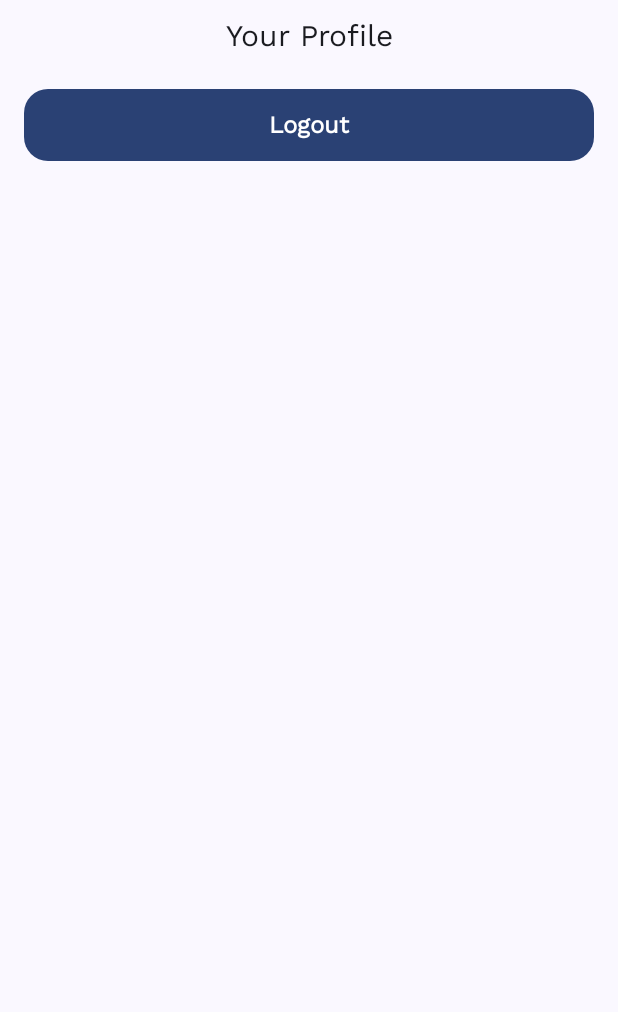
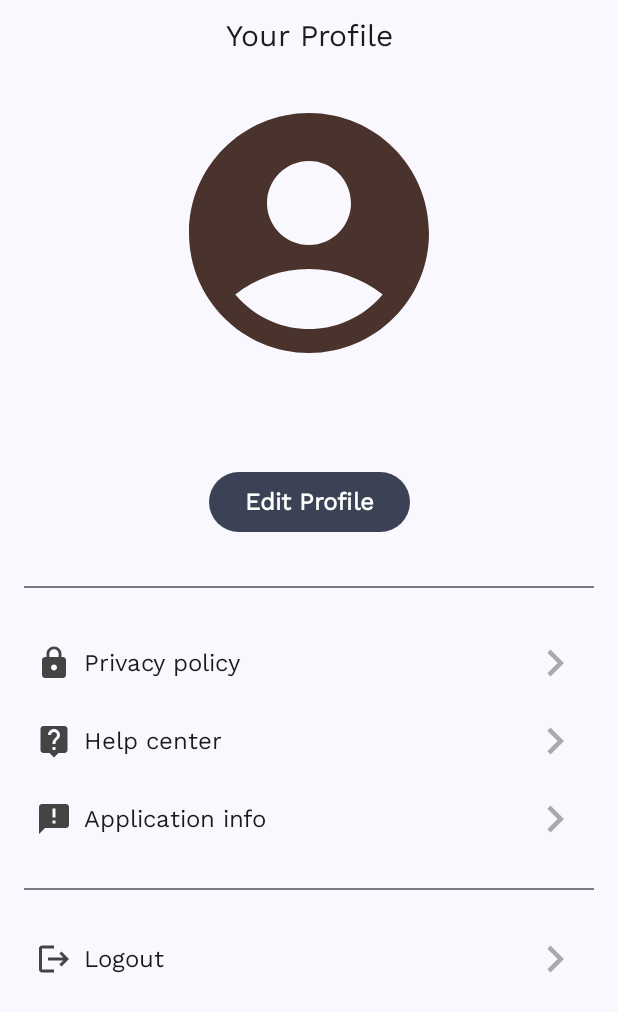
Before and after one commit to C23-PS051/mobile, an Android app built with Jetpack Compose: the ProfileScreen screen opened through its navigation route, on a phone screen of 412 x 824 dp. Shown: the top 1012 px of the screen. Run offline under Robolectric (Android 15) with nearby library versions, the phone set to English and light mode, and no system bars.

Commit message:
edit profile screen

```diff
--- a/app/src/main/java/com/dicoding/c23ps051/caferecommenderapp/MainActivity.kt
+++ b/app/src/main/java/com/dicoding/c23ps051/caferecommenderapp/MainActivity.kt
@@ -34,7 +34,7 @@ class MainActivity : ComponentActivity() {
             PreferenceViewModelFactory(UserPreference.getInstance(dataStore))
         )[PreferenceViewModel::class.java]
 
-        viewModel.getLogin().observe(this) { user ->
+        viewModel.getLoginAsLiveData().observe(this) { user ->
             if (user.isLogin) {
                 setContent {
                     CafeRecommenderAppTheme {
--- a/app/src/main/java/com/dicoding/c23ps051/caferecommenderapp/ui/PreferenceViewModel.kt
+++ b/app/src/main/java/com/dicoding/c23ps051/caferecommenderapp/ui/PreferenceViewModel.kt
@@ -4,14 +4,41 @@ import androidx.lifecycle.LiveData
 import androidx.lifecycle.ViewModel
 import androidx.lifecycle.asLiveData
 import androidx.lifecycle.viewModelScope
+import com.dicoding.c23ps051.caferecommenderapp.model.Cafe
 import com.dicoding.c23ps051.caferecommenderapp.model.LoginModel
 import com.dicoding.c23ps051.caferecommenderapp.model.UserPreference
+import com.dicoding.c23ps051.caferecommenderapp.ui.screens.UiState
+import kotlinx.coroutines.flow.Flow
+import kotlinx.coroutines.flow.MutableStateFlow
+import kotlinx.coroutines.flow.StateFlow
+import kotlinx.coroutines.flow.catch
 import kotlinx.coroutines.launch
 
 class PreferenceViewModel(private val pref: UserPreference) : ViewModel() {
 
-    fun getLogin(): LiveData<LoginModel> {
+    private val _uiState: MutableStateFlow<UiState<LoginModel>> = MutableStateFlow(UiState.Loading)
+    val uiState: StateFlow<UiState<LoginModel>> get() = _uiState
+
+    fun getLoginAsLiveData(): LiveData<LoginModel> {
         return pref.getLogin().asLiveData()
+    }
+
+    fun getLogin() {
+        viewModelScope.launch {
+            pref.getLogin()
+                .catch {
+                    _uiState.value = UiState.Error(it.message.toString())
+                }
+                .collect { data ->
+                    val loginModel = LoginModel(
+                        name = data.name,
+                        email = data.email,
+                        token = data.token,
+                        isLogin = data.isLogin
+                    )
+                    _uiState.value = UiState.Success(loginModel)
+                }
+        }
     }
 
     fun logout() {
--- a/app/src/main/java/com/dicoding/c23ps051/caferecommenderapp/ui/components/Button.kt
+++ b/app/src/main/java/com/dicoding/c23ps051/caferecommenderapp/ui/components/Button.kt
@@ -7,6 +7,7 @@ import androidx.compose.foundation.layout.height
 import androidx.compose.foundation.layout.offset
 import androidx.compose.foundation.layout.padding
 import androidx.compose.foundation.layout.size
+import androidx.compose.foundation.shape.CircleShape
 import androidx.compose.foundation.shape.RoundedCornerShape
 import androidx.compose.material3.ButtonDefaults
 import androidx.compose.material3.MaterialTheme
@@ -42,6 +43,29 @@ fun Button(
         modifier = modifier
             .height(48.dp)
             .fillMaxWidth(),
+        colors = ButtonDefaults.buttonColors(color),
+        elevation = ButtonDefaults.buttonElevation(0.dp),
+        onClick = onClick,
+    ) {
+        Text(
+            text = text,
+            color = textColor,
+        )
+    }
+}
+
+@Composable
+fun ButtonSmall(
+    modifier: Modifier = Modifier,
+    color: Color = MaterialTheme.colorScheme.secondary,
+    textColor: Color = White,
+    text: String,
+    onClick: () -> Unit,
+) {
+    Button(
+        shape = CircleShape,
+        modifier = modifier
+            .padding(8.dp),
         colors = ButtonDefaults.buttonColors(color),
         elevation = ButtonDefaults.buttonElevation(0.dp),
         onClick = onClick,
--- /dev/null
+++ b/app/src/main/java/com/dicoding/c23ps051/caferecommenderapp/ui/components/SettingsItem.kt
@@ -0,0 +1,58 @@
+package com.dicoding.c23ps051.caferecommenderapp.ui.components
+
+import androidx.compose.foundation.Image
+import androidx.compose.foundation.clickable
+import androidx.compose.foundation.layout.Arrangement
+import androidx.compose.foundation.layout.Row
+import androidx.compose.foundation.layout.fillMaxWidth
+import androidx.compose.foundation.layout.padding
+import androidx.compose.foundation.layout.size
+import androidx.compose.material.icons.Icons
+import androidx.compose.material.icons.filled.Lock
+import androidx.compose.material3.MaterialTheme
+import androidx.compose.material3.Text
+import androidx.compose.runtime.Composable
+import androidx.compose.ui.Alignment
+import androidx.compose.ui.Modifier
+import androidx.compose.ui.draw.clip
+import androidx.compose.ui.graphics.painter.Painter
+import androidx.compose.ui.graphics.vector.ImageVector
+import androidx.compose.ui.res.painterResource
+import androidx.compose.ui.semantics.Role.Companion.Image
+import androidx.compose.ui.unit.dp
+import com.dicoding.c23ps051.caferecommenderapp.R
+
+@Composable
+fun SettingsItem(
+    text: String,
+    starterIcon: Painter,
+    onClick: () -> Unit,
+    modifier: Modifier = Modifier,
+) {
+    Row(
+        modifier = modifier
+            .fillMaxWidth()
+            .clip(MaterialTheme.shapes.large)
+            .clickable { onClick() }
+            .padding(8.dp),
+        verticalAlignment = Alignment.CenterVertically,
+    ) {
+        Image(
+            painter = starterIcon,
+            contentDescription = null,
+            modifier = Modifier.padding(end = 8.dp)
+        )
+        Text(
+            text = text,
+            style = MaterialTheme.typography.bodyLarge
+        )
+        Image(
+            painter = painterResource(R.drawable.next),
+            contentDescription = null,
+            modifier = Modifier
+                .size(36.dp)
+                .weight(1f),
+            alignment = Alignment.CenterEnd
+        )
+    }
+}
--- a/app/src/main/java/com/dicoding/c23ps051/caferecommenderapp/ui/screens/CafeRecommenderApp.kt
+++ b/app/src/main/java/com/dicoding/c23ps051/caferecommenderapp/ui/screens/CafeRecommenderApp.kt
@@ -56,7 +56,18 @@ fun CafeRecommenderApp(
                 FavoriteScreen()
             }
             composable(Screen.Profile.route) {
-                ProfileScreen(userPreference)
+                ProfileScreen(
+                    userPreference = userPreference,
+                    navigateToPrivacyPolicy = {
+
+                    },
+                    navigateToHelpCenter = {
+
+                    },
+                    navigateToApplicationInfo = {
+
+                    }
+                )
             }
             composable(Screen.Welcome.route) {
                 WelcomeScreen(
--- a/app/src/main/java/com/dicoding/c23ps051/caferecommenderapp/ui/screens/profile/ProfileScreen.kt
+++ b/app/src/main/java/com/dicoding/c23ps051/caferecommenderapp/ui/screens/profile/ProfileScreen.kt
@@ -1,12 +1,28 @@
 package com.dicoding.c23ps051.caferecommenderapp.ui.screens.profile
 
+import androidx.compose.foundation.Image
+import androidx.compose.foundation.layout.Arrangement
 import androidx.compose.foundation.layout.Column
+import androidx.compose.foundation.layout.fillMaxSize
 import androidx.compose.foundation.layout.padding
+import androidx.compose.foundation.layout.size
+import androidx.compose.foundation.rememberScrollState
+import androidx.compose.foundation.verticalScroll
+import androidx.compose.material.icons.Icons
+import androidx.compose.material.icons.filled.Info
+import androidx.compose.material.icons.filled.Lock
+import androidx.compose.material3.Divider
+import androidx.compose.material3.MaterialTheme
 import androidx.compose.material3.Scaffold
+import androidx.compose.material3.Text
 import androidx.compose.runtime.Composable
+import androidx.compose.runtime.collectAsState
+import androidx.compose.ui.Alignment
 import androidx.compose.ui.Modifier
+import androidx.compose.ui.res.painterResource
 import androidx.compose.ui.res.stringResource
 import androidx.compose.ui.tooling.preview.Preview
+import androidx.compose.ui.unit.dp
 import androidx.lifecycle.viewmodel.compose.viewModel
 import com.dicoding.c23ps051.caferecommenderapp.R
 import com.dicoding.c23ps051.caferecommenderapp.model.UserPreference
@@ -14,13 +30,51 @@ import com.dicoding.c23ps051.caferecommenderapp.ui.PreferenceViewModel
 import com.dicoding.c23ps051.caferecommenderapp.ui.components.Button
 import com.dicoding.c23ps051.caferecommenderapp.ui.components.StandardTopBar
 import com.dicoding.c23ps051.caferecommenderapp.ui.PreferenceViewModelFactory
+import com.dicoding.c23ps051.caferecommenderapp.ui.components.ButtonSmall
+import com.dicoding.c23ps051.caferecommenderapp.ui.components.SettingsItem
+import com.dicoding.c23ps051.caferecommenderapp.ui.screens.UiState
 import com.dicoding.c23ps051.caferecommenderapp.ui.theme.APP_CONTENT_PADDING
 
 @Composable
 fun ProfileScreen(
     userPreference: UserPreference,
+    navigateToPrivacyPolicy: () -> Unit,
+    navigateToHelpCenter: () -> Unit,
+    navigateToApplicationInfo: () -> Unit,
+    preferenceViewModel: PreferenceViewModel = viewModel(factory = PreferenceViewModelFactory(userPreference)),
+) {
+    preferenceViewModel.uiState.collectAsState(initial = UiState.Loading).value.let { uiState ->
+        when (uiState) {
+            is UiState.Loading -> {
+                preferenceViewModel.getLogin()
+            }
+            is UiState.Success -> {
+                val data = uiState.data
+                ProfileContent(
+                    name = data.name,
+                    email = data.email,
+                    onLogoutClick = { preferenceViewModel.logout() },
+                    onPrivacyPolicyClick = navigateToPrivacyPolicy,
+                    onHelpCenterClick = navigateToHelpCenter,
+                    onApplicationInfoClick = navigateToApplicationInfo,
+                )
+            }
+            is UiState.Error -> {
+                /*TODO*/
+            }
+        }
+    }
+}
+
+@Composable
+fun ProfileContent(
+    name: String,
+    email: String,
+    onLogoutClick: () -> Unit,
+    onPrivacyPolicyClick: () -> Unit,
+    onHelpCenterClick: () -> Unit,
+    onApplicationInfoClick: () -> Unit,
     modifier: Modifier = Modifier,
-    preferenceViewModel: PreferenceViewModel = viewModel(factory = PreferenceViewModelFactory(userPreference)),
 ) {
     Scaffold(
         topBar = {
@@ -32,13 +86,53 @@ fun ProfileScreen(
     ) { innerPadding ->
         Column (
             modifier = Modifier
+                .verticalScroll(rememberScrollState())
+                .fillMaxSize()
                 .padding(innerPadding)
-                .padding(APP_CONTENT_PADDING)
+                .padding(APP_CONTENT_PADDING),
+            horizontalAlignment = Alignment.CenterHorizontally
         ) {
-            /*TODO: TO BE UPDATED*/
-            Button(text = "Logout") {
-                preferenceViewModel.logout()
+            Image(
+                painter = painterResource(id = R.drawable.profile),
+                contentDescription = stringResource(id = R.string.your_profile_picture),
+                modifier = Modifier.size(192.dp)
+            )
+            Text(
+                text = name,
+                style = MaterialTheme.typography.headlineSmall
+            )
+            Text(
+                text = email
+            )
+            ButtonSmall(text = stringResource(id = R.string.edit_profile)) {
+                /* TODO */
             }
+            Divider(modifier = Modifier.padding(vertical = 24.dp))
+            SettingsItem(
+                text = stringResource(id = R.string.privacy_policy),
+                starterIcon = painterResource(id = R.drawable.lock),
+                onClick = onPrivacyPolicyClick
+            )
+            SettingsItem(
+                text = stringResource(id = R.string.help_center),
+                starterIcon = painterResource(id = R.drawable.help),
+                onClick = onHelpCenterClick
+            )
+            SettingsItem(
+                text = stringResource(id = R.string.application_info),
+                starterIcon = painterResource(id = R.drawable.info),
+                onClick = onApplicationInfoClick
+            )
+            Divider(modifier = Modifier.padding(vertical = 20.dp))
+            SettingsItem(
+                text = stringResource(id = R.string.logout),
+                starterIcon = painterResource(id = R.drawable.logout),
+                onClick = onLogoutClick
+            )
+//            /*TODO: TO BE UPDATED*/
+//            Button(text = stringResource(id = R.string.logout)) {
+//                onLogoutClick()
+//            }
         }
     }
 }
--- /dev/null
+++ b/app/src/main/res/drawable/help.xml
@@ -0,0 +1,5 @@
+<vector android:autoMirrored="true" android:height="24dp"
+    android:tint="#444444" android:viewportHeight="24"
+    android:viewportWidth="24" android:width="24dp" xmlns:android="http://schemas.android.com/apk/res/android">
+    <path android:fillColor="@android:color/white" android:pathData="M19,2L5,2c-1.11,0 -2,0.9 -2,2v14c0,1.1 0.89,2 2,2h4l3,3 3,-3h4c1.1,0 2,-0.9 2,-2L21,4c0,-1.1 -0.9,-2 -2,-2zM13,18h-2v-2h2v2zM15.07,10.25l-0.9,0.92C13.45,11.9 13,12.5 13,14h-2v-0.5c0,-1.1 0.45,-2.1 1.17,-2.83l1.24,-1.26c0.37,-0.36 0.59,-0.86 0.59,-1.41 0,-1.1 -0.9,-2 -2,-2s-2,0.9 -2,2L8,8c0,-2.21 1.79,-4 4,-4s4,1.79 4,4c0,0.88 -0.36,1.68 -0.93,2.25z"/>
+</vector>
--- /dev/null
+++ b/app/src/main/res/drawable/info.xml
@@ -0,0 +1,5 @@
+<vector android:autoMirrored="true" android:height="24dp"
+    android:tint="#444444" android:viewportHeight="24"
+    android:viewportWidth="24" android:width="24dp" xmlns:android="http://schemas.android.com/apk/res/android">
+    <path android:fillColor="@android:color/white" android:pathData="M20,2L4,2c-1.1,0 -1.99,0.9 -1.99,2L2,22l4,-4h14c1.1,0 2,-0.9 2,-2L22,4c0,-1.1 -0.9,-2 -2,-2zM13,11h-2L11,5h2v6zM13,15h-2v-2h2v2z"/>
+</vector>
--- /dev/null
+++ b/app/src/main/res/drawable/lock.xml
@@ -0,0 +1,5 @@
+<vector android:height="24dp" android:tint="#444444"
+    android:viewportHeight="24" android:viewportWidth="24"
+    android:width="24dp" xmlns:android="http://schemas.android.com/apk/res/android">
+    <path android:fillColor="@android:color/white" android:pathData="M18,8h-1L17,6c0,-2.76 -2.24,-5 -5,-5S7,3.24 7,6v2L6,8c-1.1,0 -2,0.9 -2,2v10c0,1.1 0.9,2 2,2h12c1.1,0 2,-0.9 2,-2L20,10c0,-1.1 -0.9,-2 -2,-2zM12,17c-1.1,0 -2,-0.9 -2,-2s0.9,-2 2,-2 2,0.9 2,2 -0.9,2 -2,2zM15.1,8L8.9,8L8.9,6c0,-1.71 1.39,-3.1 3.1,-3.1 1.71,0 3.1,1.39 3.1,3.1v2z"/>
+</vector>
--- /dev/null
+++ b/app/src/main/res/drawable/logout.xml
@@ -0,0 +1,5 @@
+<vector android:autoMirrored="true" android:height="24dp"
+    android:tint="#444444" android:viewportHeight="24"
+    android:viewportWidth="24" android:width="24dp" xmlns:android="http://schemas.android.com/apk/res/android">
+    <path android:fillColor="@android:color/white" android:pathData="M17,7l-1.41,1.41L18.17,11H8v2h10.17l-2.58,2.58L17,17l5,-5zM4,5h8V3H4c-1.1,0 -2,0.9 -2,2v14c0,1.1 0.9,2 2,2h8v-2H4V5z"/>
+</vector>
--- /dev/null
+++ b/app/src/main/res/drawable/next.xml
@@ -0,0 +1,5 @@
+<vector android:autoMirrored="true" android:height="24dp"
+    android:tint="#AAAAAA" android:viewportHeight="24"
+    android:viewportWidth="24" android:width="24dp" xmlns:android="http://schemas.android.com/apk/res/android">
+    <path android:fillColor="@android:color/white" android:pathData="M10,6L8.59,7.41 13.17,12l-4.58,4.59L10,18l6,-6z"/>
+</vector>
--- a/app/src/main/res/values/strings.xml
+++ b/app/src/main/res/values/strings.xml
@@ -60,4 +60,10 @@
     <!-- Detail Page -->
     <string name="add_to_favorite">Add to favorite</string>
     <string name="description">Description</string>
+    <string name="logout">Logout</string>
+    <string name="your_profile_picture">Your profile picture</string>
+    <string name="edit_profile">Edit Profile</string>
+    <string name="privacy_policy">Privacy policy</string>
+    <string name="help_center">Help center</string>
+    <string name="application_info">Application info</string>
 </resources>
```
